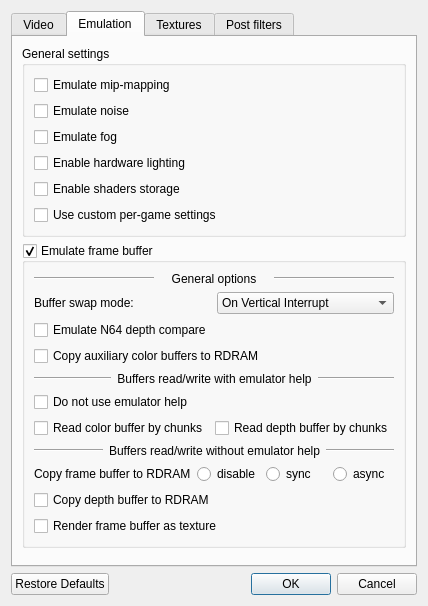
Old version of the form jni/mupen64plus-video-gliden64/src/GLideNUI/configDialog.ui in the repository mupen64plus-ae/mupen64plus-ae.
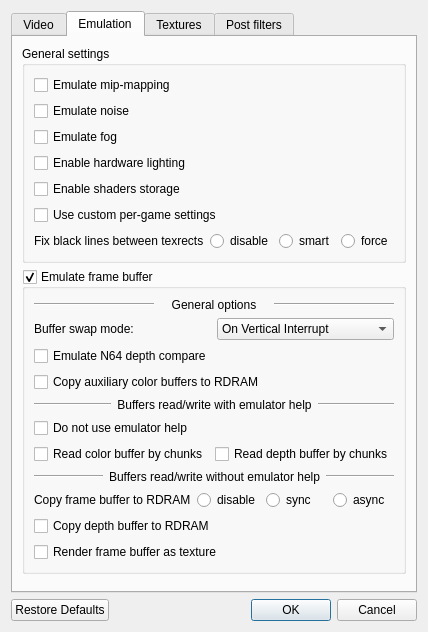
New version of the form. The open tabs and pages were chosen to show the change. Icons and pictures are not drawn.

```diff
--- a/jni/mupen64plus-video-gliden64/src/GLideNUI/configDialog.ui
+++ b/jni/mupen64plus-video-gliden64/src/GLideNUI/configDialog.ui
@@ -733,6 +733,56 @@
             </property>
            </widget>
           </item>
+          <item>
+           <layout class="QHBoxLayout" name="horizontalLayout_22">
+            <item>
+             <widget class="QLabel" name="label_33">
+              <property name="toolTip">
+               <string>&lt;html&gt;&lt;head/&gt;&lt;body&gt;&lt;p&gt;&lt;span style=&quot; font-weight:600;&quot;&gt;Fix black lines between texrect:&lt;/span&gt;&lt;/p&gt;&lt;p&gt;Most games draw 2D backgrounds using texrect command. Texrect stands for textured rectangle. In some games, texrects coordinates not aligned: there is half-pixel split between adjacent texrects. It is not visible in native resolution, but resulted as black lines when image upscaled. This option enables texrect coordinates correction to avoid black lines issue.&lt;/p&gt;&lt;p&gt;* disable - do not correct texrect coordinates&lt;/p&gt;&lt;p&gt;* smart - apply correction only for polygons, which need it. Use it for games, which have black lines issue.&lt;/p&gt;&lt;p&gt;* force - apply correction for all texrects. Use it when &lt;span style=&quot; font-style:italic;&quot;&gt;smart&lt;/span&gt; does not help.&lt;/p&gt;&lt;p&gt;[Recommended: &lt;span style=&quot; font-style:italic;&quot;&gt;game dependant, mostly off&lt;/span&gt;]&lt;/p&gt;&lt;/body&gt;&lt;/html&gt;</string>
+              </property>
+              <property name="text">
+               <string>Fix black lines between texrects</string>
+              </property>
+             </widget>
+            </item>
+            <item>
+             <widget class="QRadioButton" name="fixTexrectDisableRadioButton">
+              <property name="text">
+               <string>disable</string>
+              </property>
+              <attribute name="buttonGroup">
+               <string notr="true">fixTexrectCoordsButtonGroup</string>
+              </attribute>
+             </widget>
+            </item>
+            <item>
+             <widget class="QRadioButton" name="fixTexrectSmartRadioButton">
+              <property name="toolTip">
+               <string>&lt;html&gt;&lt;head/&gt;&lt;body&gt;&lt;p&gt;&lt;span style=&quot; font-weight:600;&quot;&gt;Fix black lines between texrect:&lt;/span&gt;&lt;/p&gt;&lt;p&gt;Most games draw 2D backgrounds using texrect command. Texrect stands for textured rectangle. In some games, texrects coordinates not aligned: there is half-pixel split between adjacent texrects. It is not visible in native resolution, but resulted as black lines when image upscaled. This option enables texrect coordinates correction to avoid black lines issue.&lt;/p&gt;&lt;p&gt;* disable - do not correct texrect coordinates&lt;/p&gt;&lt;p&gt;* smart - apply correction only for polygons, which need it. Use it for games, which have black lines issue.&lt;/p&gt;&lt;p&gt;* force - apply correction for all texrects. Use it when &lt;span style=&quot; font-style:italic;&quot;&gt;smart&lt;/span&gt; does not help.&lt;/p&gt;&lt;p&gt;[Recommended: &lt;span style=&quot; font-style:italic;&quot;&gt;game dependant, mostly off&lt;/span&gt;]&lt;/p&gt;&lt;/body&gt;&lt;/html&gt;</string>
+              </property>
+              <property name="text">
+               <string>smart</string>
+              </property>
+              <attribute name="buttonGroup">
+               <string notr="true">fixTexrectCoordsButtonGroup</string>
+              </attribute>
+             </widget>
+            </item>
+            <item>
+             <widget class="QRadioButton" name="fixTexrectForceRadioButton">
+              <property name="toolTip">
+               <string>&lt;html&gt;&lt;head/&gt;&lt;body&gt;&lt;p&gt;&lt;span style=&quot; font-weight:600;&quot;&gt;Fix black lines between texrect:&lt;/span&gt;&lt;/p&gt;&lt;p&gt;Most games draw 2D backgrounds using texrect command. Texrect stands for textured rectangle. In some games, texrects coordinates not aligned: there is half-pixel split between adjacent texrects. It is not visible in native resolution, but resulted as black lines when image upscaled. This option enables texrect coordinates correction to avoid black lines issue.&lt;/p&gt;&lt;p&gt;* disable - do not correct texrect coordinates&lt;/p&gt;&lt;p&gt;* smart - apply correction only for polygons, which need it. Use it for games, which have black lines issue.&lt;/p&gt;&lt;p&gt;* force - apply correction for all texrects. Use it when &lt;span style=&quot; font-style:italic;&quot;&gt;smart&lt;/span&gt; does not help.&lt;/p&gt;&lt;p&gt;[Recommended: &lt;span style=&quot; font-style:italic;&quot;&gt;game dependant, mostly off&lt;/span&gt;]&lt;/p&gt;&lt;/body&gt;&lt;/html&gt;</string>
+              </property>
+              <property name="text">
+               <string>force</string>
+              </property>
+              <attribute name="buttonGroup">
+               <string notr="true">fixTexrectCoordsButtonGroup</string>
+              </attribute>
+             </widget>
+            </item>
+           </layout>
+          </item>
          </layout>
         </widget>
        </item>
```
Left out of the diff: 5 changed lines with no effect on the pictures.
